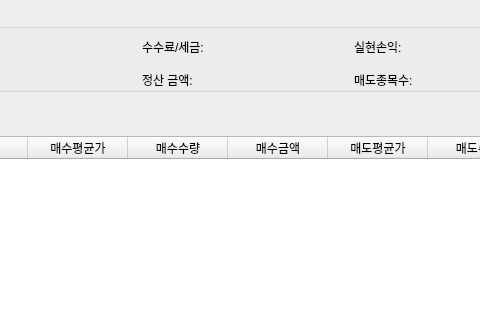
Old version of the form GUI/trade_log_win.ui in the repository Fvesta/autotrading2; both pictures show x 82 to 562 and y 0 to 320 of the 1248 by 776 pixel window.
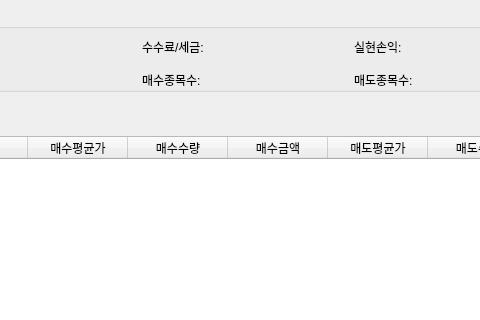
New version of the form.

Patch:
```diff
--- a/GUI/trade_log_win.ui
+++ b/GUI/trade_log_win.ui
@@ -85,7 +85,7 @@
           <item row="1" column="1">
            <widget class="QLabel" name="diff_label">
             <property name="text">
-             <string>정산 금액:</string>
+             <string>매수종목수:</string>
             </property>
            </widget>
           </item>
```
